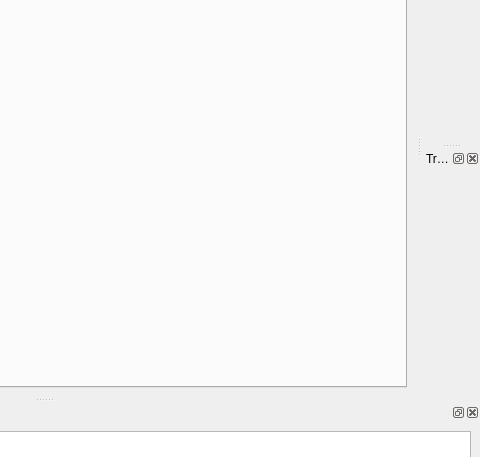
First picture: the form in ui/Experiment.ui, repository MonroeQuantumNetworks/IonControl, before the edit; both pictures show x 392 to 872 and y 154 to 611 of the 872 by 808 pixel window.
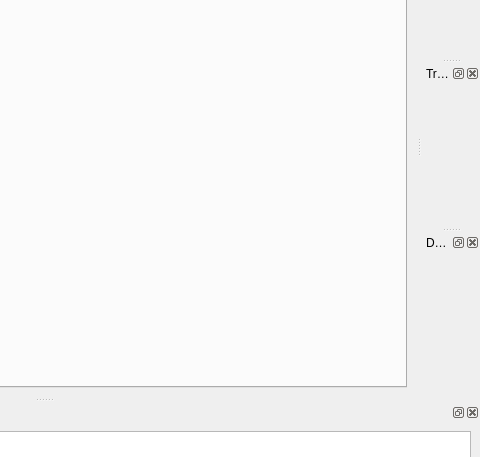
Second picture: the form after the edit. Icons and pictures are not drawn.

```diff
--- a/ui/Experiment.ui
+++ b/ui/Experiment.ui
@@ -124,6 +124,15 @@
    </attribute>
    <widget class="QWidget" name="dockWidgetContents_3"/>
   </widget>
+  <widget class="QDockWidget" name="DDSDockWidget">
+   <property name="windowTitle">
+    <string>DDS</string>
+   </property>
+   <attribute name="dockWidgetArea">
+    <number>2</number>
+   </attribute>
+   <widget class="QWidget" name="dockWidgetContents_4"/>
+  </widget>
   <action name="actionClear">
    <property name="icon">
     <iconset resource="Experiment.qrc">
```
